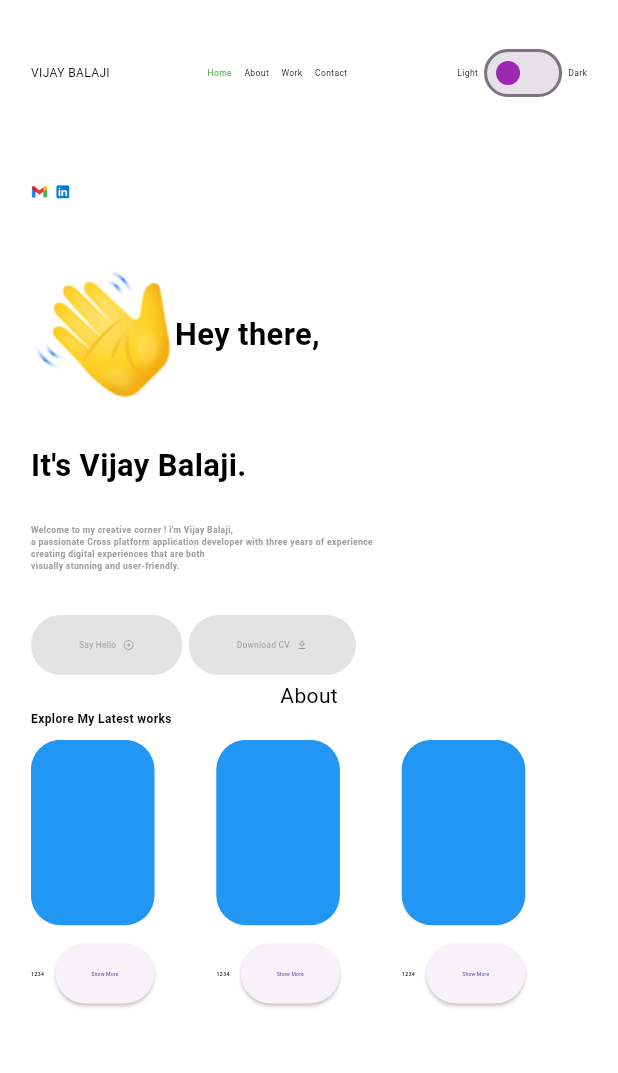
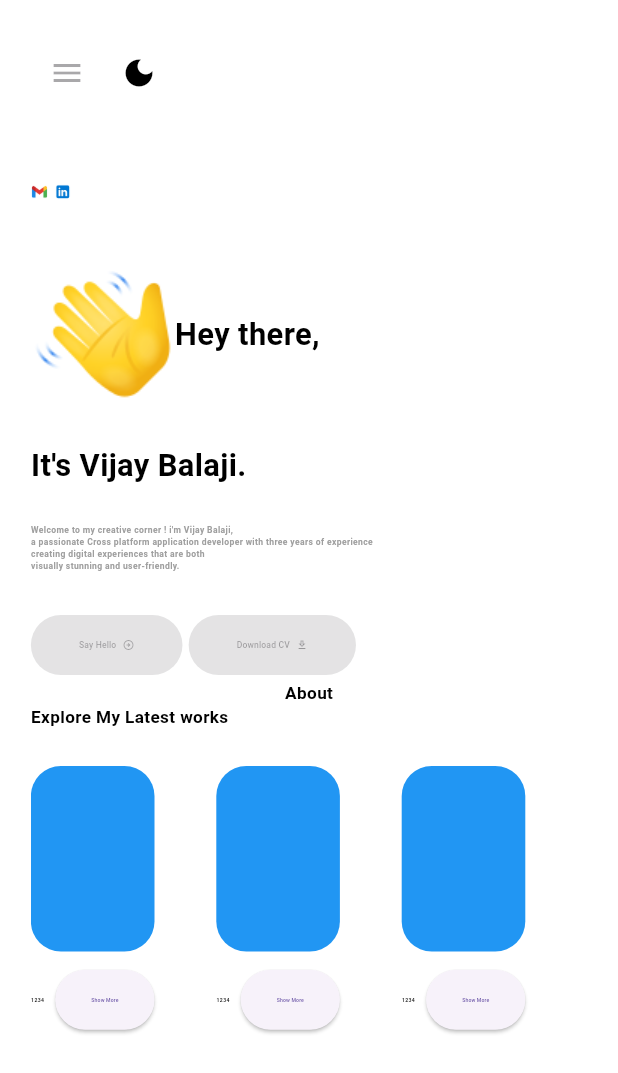
Before and after one commit to VijayBalaji6/portfolio, a Flutter app: the screen it shows after launch, on a phone screen of 412 x 824 dp. Shown: the top 1073 px of the screen. Run offline on Flutter 3.47's test engine with Material 3 defaults, Android fonts, the light colour scheme and no system bars; our stand-ins replace flutter_riverpod, flutter_screenutil, flutter_svg, riverpod_annotation.

Commit message:
responsive layout added

```diff
--- a/lib/constants/app_constants.dart
+++ b/lib/constants/app_constants.dart
@@ -17,6 +17,7 @@ class SocialContact {
   static const String whatsapp = "Whatsapp";
   static const String telegram = "Telegram";
   static const String mail = "Mail";
+  static const String linkedIn = "LinkedIn";
 }
 
 class HomeConstants {
--- a/lib/main.dart
+++ b/lib/main.dart
@@ -22,7 +22,7 @@ class MyApp extends ConsumerWidget {
         title: AppConstants.appName,
         debugShowCheckedModeBanner: false,
         theme: AppTheme.getAppTheme(context, ref.watch(themeProvider)),
-        home:  PortFolio(),
+        home: const PortFolio(),
       ),
     );
   }
--- /dev/null
+++ b/lib/responsive/responsive_layout.dart
@@ -0,0 +1,21 @@
+import 'package:flutter/material.dart';
+
+class ResponsiveLayout extends StatelessWidget {
+  final Widget mobile;
+  final Widget desktop;
+
+  const ResponsiveLayout({
+    super.key,
+    required this.mobile,
+    required this.desktop,
+  });
+
+  @override
+  Widget build(BuildContext context) {
+    final screenWidth = MediaQuery.of(context).size.width;
+    if (screenWidth >= 1100) {
+      return desktop;
+    }
+    return mobile;
+  }
+}
--- a/lib/views/main_widgets/portfolio_floating_app_bar.dart
+++ b/lib/views/main_widgets/portfolio_floating_app_bar.dart
@@ -5,8 +5,8 @@ import 'package:portfolio/constants/app_constants.dart';
 import 'package:portfolio/constants/app_gloabls.dart';
 import 'package:portfolio/providers/nav_notifier.dart';
 import 'package:portfolio/providers/theme_notifier.dart';
+import 'package:portfolio/responsive/responsive_layout.dart';
 import 'package:portfolio/styles/app_styles.dart';
-import 'package:portfolio/views/portfolio.dart';
 
 class PortFolioFloatingAppBar extends StatelessWidget
     implements PreferredSizeWidget {
@@ -17,14 +17,15 @@ class PortFolioFloatingAppBar extends StatelessWidget
 
   void scrollSection({required GlobalKey sectionKey}) {
     Scrollable.ensureVisible(sectionKey.currentContext!,
-        duration: const Duration(seconds: 1));
+        duration: const Duration(milliseconds: 500));
   }
 
   @override
   Widget build(BuildContext context) {
     return Padding(
       padding: EdgeInsets.symmetric(horizontal: 0.05.sw, vertical: 0.03.sh),
-      child: Row(
+      child: ResponsiveLayout(
+        desktop: Row(
           mainAxisSize: MainAxisSize.max,
           mainAxisAlignment: MainAxisAlignment.spaceBetween,
           crossAxisAlignment: CrossAxisAlignment.center,
@@ -33,6 +34,18 @@ class PortFolioFloatingAppBar extends StatelessWidget
             builtAppTitle(),
             builtThemeSwitcher(),
           ],
+        ),
+        mobile: Row(
+          children: [
+            const IconButton(
+              onPressed: null,
+              icon: Icon(
+                Icons.menu,
+              ),
+            ),
+            buildMobileThemeSwitcher()
+          ],
+        ),
       ),
     );
   }
@@ -111,4 +124,17 @@ class PortFolioFloatingAppBar extends StatelessWidget
           )
         ],
       );
+
+  Widget buildMobileThemeSwitcher() => Consumer(
+        builder: (BuildContext context, WidgetRef ref, Widget? child) {
+          final currentTheme = ref.watch(themeProvider);
+          return IconButton(
+            icon: Icon(
+              currentTheme ? Icons.light_mode : Icons.dark_mode,
+            ),
+            onPressed: () =>
+                ref.read(themeProvider.notifier).state = !currentTheme,
+          );
+        },
+      );
 }
--- a/lib/views/screens/about_view/about.dart
+++ b/lib/views/screens/about_view/about.dart
@@ -1,12 +1,18 @@
 import 'package:flutter/material.dart';
+import 'package:flutter_screenutil/flutter_screenutil.dart';
 
 class AboutView extends StatelessWidget {
   const AboutView({super.key});
 
   @override
   Widget build(BuildContext context) {
-    return const Center(
-      child: Text("About"),
+    return Column(
+      children: [
+        Text(
+          "About",
+          style: TextStyle(fontSize: 10.sp, fontWeight: FontWeight.bold),
+        ),
+      ],
     );
   }
 }
--- a/lib/views/screens/contacts_view/contacts.dart
+++ b/lib/views/screens/contacts_view/contacts.dart
@@ -13,7 +13,10 @@ class ContactView extends StatelessWidget {
       children: [
         Text(
           "Contact Me",
-          style: TextStyle(fontSize: 7.sp, fontWeight: FontWeight.bold),
+          style: TextStyle(fontSize: 10.sp, fontWeight: FontWeight.bold),
+        ),
+        SizedBox(
+          height: 0.03.sh,
         ),
         const Row(
           mainAxisAlignment: MainAxisAlignment.spaceEvenly,
@@ -21,6 +24,10 @@ class ContactView extends StatelessWidget {
             SocialMediaButton(
               assetIcon: SocialIconAssets.mailImage,
               socialName: SocialContact.mail,
+            ),
+            SocialMediaButton(
+              assetIcon: SocialIconAssets.linkedInImage,
+              socialName: SocialContact.linkedIn,
             ),
             SocialMediaButton(
               assetIcon: SocialIconAssets.instagramImage,
--- a/lib/views/screens/work_view/work.dart
+++ b/lib/views/screens/work_view/work.dart
@@ -13,10 +13,10 @@ class WorkView extends StatelessWidget {
       children: [
         Text(
           "Explore My Latest works",
-          style: TextStyle(fontSize: 7.sp, fontWeight: FontWeight.bold),
+          style: TextStyle(fontSize: 10.sp, fontWeight: FontWeight.bold),
         ),
         SizedBox(
-          height: 0.01.sh,
+          height: 0.03.sh,
         ),
         builtProjectShowCaseList(projectName: "1234"),
       ],
--- a/lib/views/splash/splash_view.dart
+++ b/lib/views/splash/splash_view.dart
@@ -21,7 +21,7 @@ class _SplashViewState extends State<SplashView> {
       Navigator.pushReplacement(
           context,
           MaterialPageRoute(
-            builder: (context) => PortFolio(),
+            builder: (context) => const PortFolio(),
           ));
     });
   }
```
Lines whose indentation alone changed are shown as unchanged.
